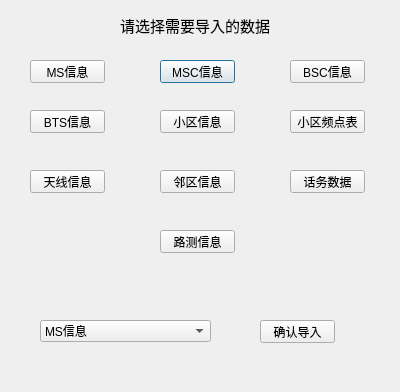
First picture: the form in datain.ui, repository SheepAndWolf/qtGSM, before the edit.
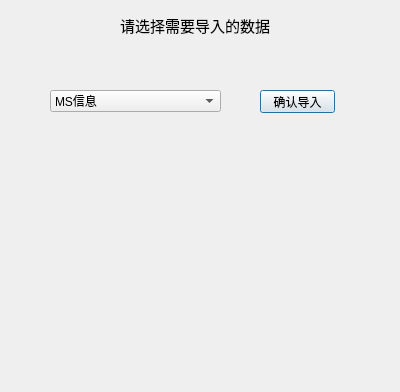
Second picture: the form after the edit.

Patch:
```diff
--- a/datain.ui
+++ b/datain.ui
@@ -13,19 +13,6 @@
   <property name="windowTitle">
    <string>Dialog</string>
   </property>
-  <widget class="QPushButton" name="MSC">
-   <property name="geometry">
-    <rect>
-     <x>160</x>
-     <y>60</y>
-     <width>75</width>
-     <height>23</height>
-    </rect>
-   </property>
-   <property name="text">
-    <string>MSC信息</string>
-   </property>
-  </widget>
   <widget class="QLabel" name="label">
    <property name="geometry">
     <rect>
@@ -45,128 +32,11 @@
     <string>请选择需要导入的数据</string>
    </property>
   </widget>
-  <widget class="QPushButton" name="Datas">
-   <property name="geometry">
-    <rect>
-     <x>290</x>
-     <y>170</y>
-     <width>75</width>
-     <height>23</height>
-    </rect>
-   </property>
-   <property name="text">
-    <string>话务数据</string>
-   </property>
-  </widget>
-  <widget class="QPushButton" name="BSC">
-   <property name="geometry">
-    <rect>
-     <x>290</x>
-     <y>60</y>
-     <width>75</width>
-     <height>23</height>
-    </rect>
-   </property>
-   <property name="text">
-    <string>BSC信息</string>
-   </property>
-  </widget>
-  <widget class="QPushButton" name="Locate">
-   <property name="geometry">
-    <rect>
-     <x>160</x>
-     <y>230</y>
-     <width>75</width>
-     <height>23</height>
-    </rect>
-   </property>
-   <property name="text">
-    <string>路测信息</string>
-   </property>
-  </widget>
-  <widget class="QPushButton" name="MS">
-   <property name="geometry">
-    <rect>
-     <x>30</x>
-     <y>60</y>
-     <width>75</width>
-     <height>23</height>
-    </rect>
-   </property>
-   <property name="text">
-    <string>MS信息</string>
-   </property>
-  </widget>
-  <widget class="QPushButton" name="BTS">
-   <property name="geometry">
-    <rect>
-     <x>30</x>
-     <y>110</y>
-     <width>75</width>
-     <height>23</height>
-    </rect>
-   </property>
-   <property name="text">
-    <string>BTS信息</string>
-   </property>
-  </widget>
-  <widget class="QPushButton" name="Cell">
-   <property name="geometry">
-    <rect>
-     <x>160</x>
-     <y>110</y>
-     <width>75</width>
-     <height>23</height>
-    </rect>
-   </property>
-   <property name="text">
-    <string>小区信息</string>
-   </property>
-  </widget>
-  <widget class="QPushButton" name="Tianxian">
-   <property name="geometry">
-    <rect>
-     <x>30</x>
-     <y>170</y>
-     <width>75</width>
-     <height>23</height>
-    </rect>
-   </property>
-   <property name="text">
-    <string>天线信息</string>
-   </property>
-  </widget>
-  <widget class="QPushButton" name="Neighbor">
-   <property name="geometry">
-    <rect>
-     <x>160</x>
-     <y>170</y>
-     <width>75</width>
-     <height>23</height>
-    </rect>
-   </property>
-   <property name="text">
-    <string>邻区信息</string>
-   </property>
-  </widget>
-  <widget class="QPushButton" name="Freq">
-   <property name="geometry">
-    <rect>
-     <x>290</x>
-     <y>110</y>
-     <width>75</width>
-     <height>23</height>
-    </rect>
-   </property>
-   <property name="text">
-    <string>小区频点表</string>
-   </property>
-  </widget>
   <widget class="QComboBox" name="comboBox">
    <property name="geometry">
     <rect>
-     <x>40</x>
-     <y>320</y>
+     <x>50</x>
+     <y>90</y>
      <width>171</width>
      <height>22</height>
     </rect>
@@ -226,7 +96,7 @@
    <property name="geometry">
     <rect>
      <x>260</x>
-     <y>320</y>
+     <y>90</y>
      <width>75</width>
      <height>23</height>
     </rect>
```
